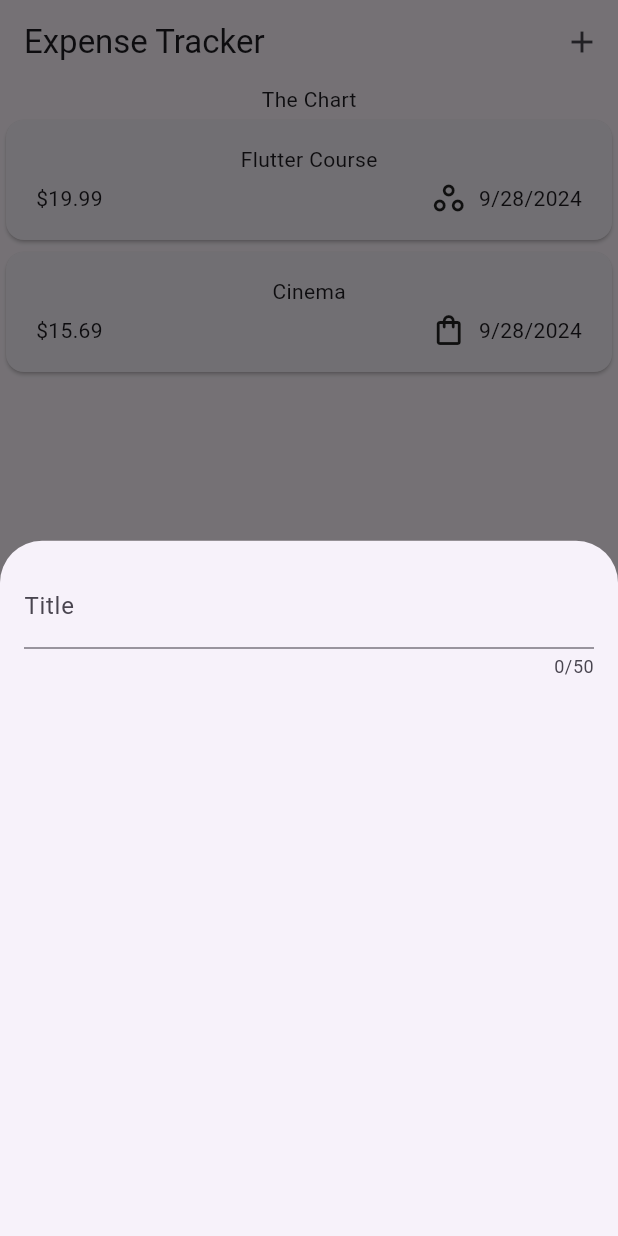
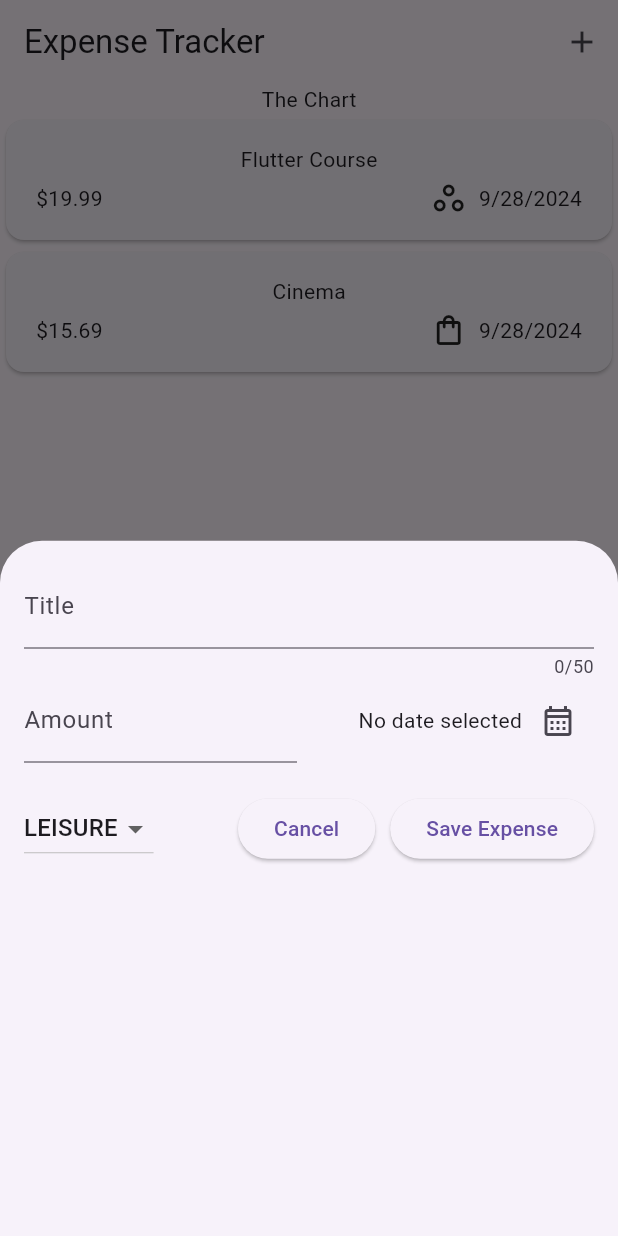
Before and after one commit to jyroball/MobileProjects, a Flutter app: the screen it shows after launch, after a tap on the "add" icon, on a phone screen of 412 x 824 dp. Run offline on Flutter 3.47's test engine with Material 3 defaults, Android fonts, the phone set to English and light mode, and no system bars; our stand-ins replace google_fonts.

Commit message:
Added user input for expenses

```diff
--- a/expense_tracker/lib/widgets/new_expense.dart
+++ b/expense_tracker/lib/widgets/new_expense.dart
@@ -1,4 +1,8 @@
 import 'package:flutter/material.dart';
+import 'package:intl/intl.dart';
+import 'package:expense_tracker/models/expense.dart';
+
+final formatter = DateFormat.yMd();
 
 class NewExpense extends StatefulWidget {
   const NewExpense({super.key});
@@ -10,21 +14,121 @@ class NewExpense extends StatefulWidget {
 }
 
 class _NewExpenseState extends State<NewExpense> {
+  //object that handles user input
+  final _titleController = TextEditingController();
+  final _amountController = TextEditingController();
+  DateTime? _selectedDate;
+  Category _selectedCategory = Category.leisure;
+
+  void _presentDatePicker() async {
+    final now = DateTime.now();
+    final firstDate = DateTime(now.year - 2, now.month, now.day);
+    final pickedDate = await showDatePicker(
+      context: context,
+      initialDate: now,
+      firstDate: firstDate,
+      lastDate: now
+    );
+
+    setState(() {
+      _selectedDate = pickedDate;
+    });
+  }
+
+  @override
+  void dispose() {
+    //make sure to delete texteditingcontroller when not in use,
+    _titleController.dispose();
+    _amountController.dispose();
+    super.dispose();
+  }
 
   @override
   Widget build(BuildContext context) {
-    return const Padding(
-      padding: EdgeInsets.all(16),
+    return Padding(
+      padding: const EdgeInsets.all(16),
       child: Column(
         children: [
+          //for Title Value
           TextField(
+            //registers value changed in text field
+            controller: _titleController,
             maxLength: 50,
             //keyboardType: ,   Specifies what keyboard textfield should use
-            decoration: InputDecoration(
+            decoration: const InputDecoration(
               label: Text('Title'),
             ),
           ),
-
+          Row(
+            children: [
+              //For amount value
+              Expanded(
+                child: TextField(
+                  controller: _amountController,
+                  keyboardType: TextInputType.number,
+                  decoration: const InputDecoration(
+                    prefixText: '\$ ',
+                    label: Text('Amount'),
+                  ),
+                ),
+              ),
+              const SizedBox(width: 16),
+              Expanded(
+                child: Row(
+                  mainAxisAlignment: MainAxisAlignment.end,
+                  crossAxisAlignment: CrossAxisAlignment.center,
+                  children: [
+                    Text(_selectedDate == null ? 'No date selected' : formatter.format(_selectedDate!)),
+                    IconButton(
+                      onPressed: _presentDatePicker,
+                      icon: const Icon(Icons.calendar_month_outlined),
+                    ),
+                  ],
+                ),
+              ),
+            ],
+          ),
+          const SizedBox(height: 20,),
+          Row(
+            children: [
+              DropdownButton(
+                value: _selectedCategory,
+                items: Category.values.map((category) => DropdownMenuItem(
+                    value: category,
+                    child: Text(category.name.toUpperCase()),
+                  ),
+                ).toList(),
+                onChanged: (value) {
+                  //Return if value not chosen as to not set new state when there is a null value
+                  if(value == null) return;
+                  //set new state inside widget (NEED THIS IMPORTANT)
+                  setState(() {
+                    _selectedCategory = value;
+                  });
+                },
+              ),
+              Expanded(
+                child: Row(
+                  mainAxisAlignment: MainAxisAlignment.end,
+                  children: [
+                    ElevatedButton(
+                      onPressed: () {
+                        Navigator.pop(context);
+                      },
+                      child: const Text('Cancel'),
+                    ),
+                    const SizedBox(width: 10,),
+                    ElevatedButton(
+                      onPressed: () {
+                        //print(_enteredTitle);
+                      },
+                      child: const Text('Save Expense'),
+                    ),
+                  ],
+                ),
+              ),
+            ],
+          )
         ],
       ),
     );
```
